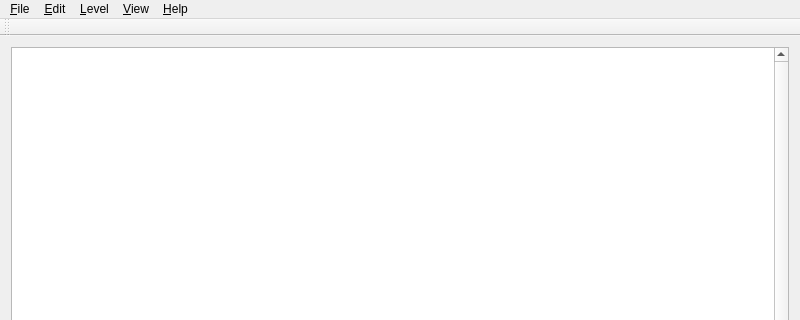
Old version of the form src/mainwindow.ui in the repository devinacker/kale; both pictures show x 0 to 800 and y 0 to 320 of the 800 by 600 pixel window.
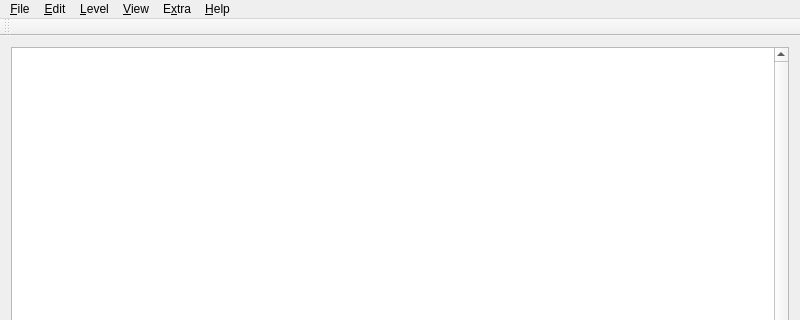
New version of the form. Icons and pictures are not drawn.

Commit message:
more stuff for extra map data patch
(now just need to implement the menu action to actually apply the patch)

```diff
--- a/src/mainwindow.ui
+++ b/src/mainwindow.ui
@@ -123,10 +123,17 @@
     <addaction name="action_Show_Screen_Boundaries"/>
     <addaction name="action_See_Through_Breakable_Tiles"/>
    </widget>
+   <widget class="QMenu" name="menuExtra">
+    <property name="title">
+     <string>E&amp;xtra</string>
+    </property>
+    <addaction name="action_Extra_Data_Patch"/>
+   </widget>
    <addaction name="menuFile"/>
    <addaction name="menuEdit"/>
    <addaction name="menuLevel"/>
    <addaction name="menuView"/>
+   <addaction name="menuExtra"/>
    <addaction name="menuHelp"/>
   </widget>
   <widget class="QStatusBar" name="statusBar"/>
```
Left out of the diff: 5 changed lines with no effect on the pictures. The commit also changes 6 other files.
